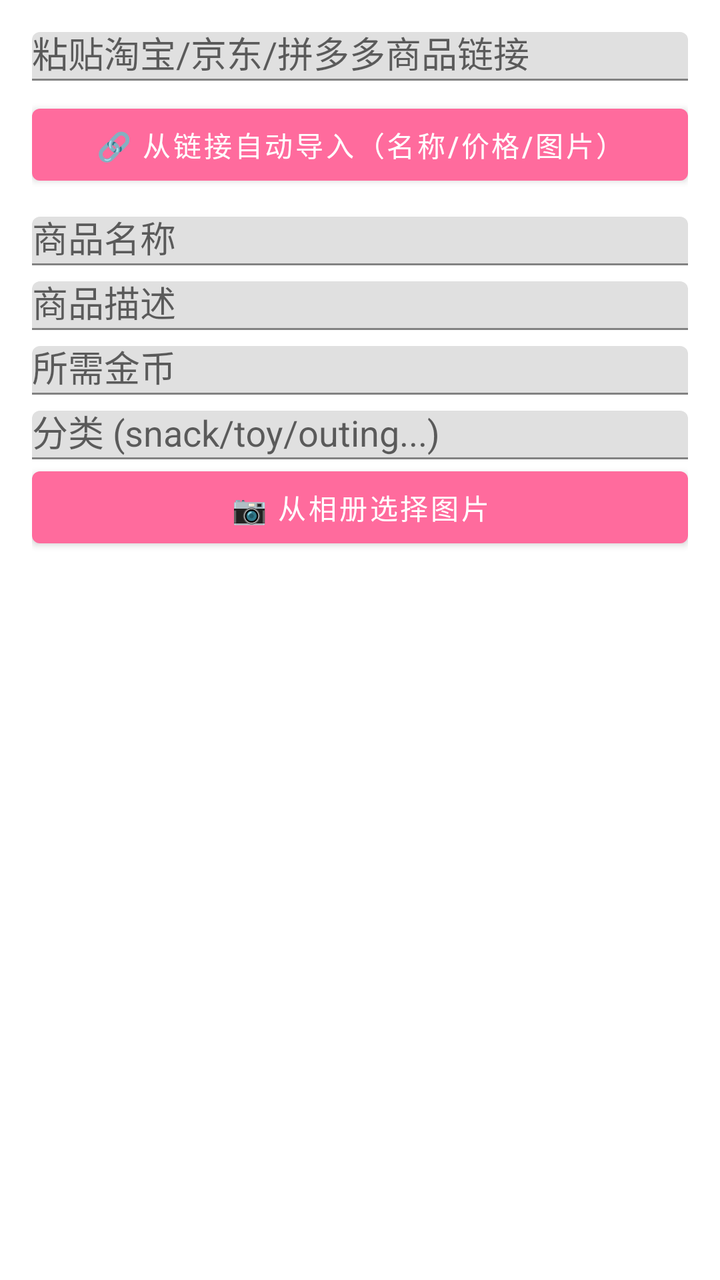
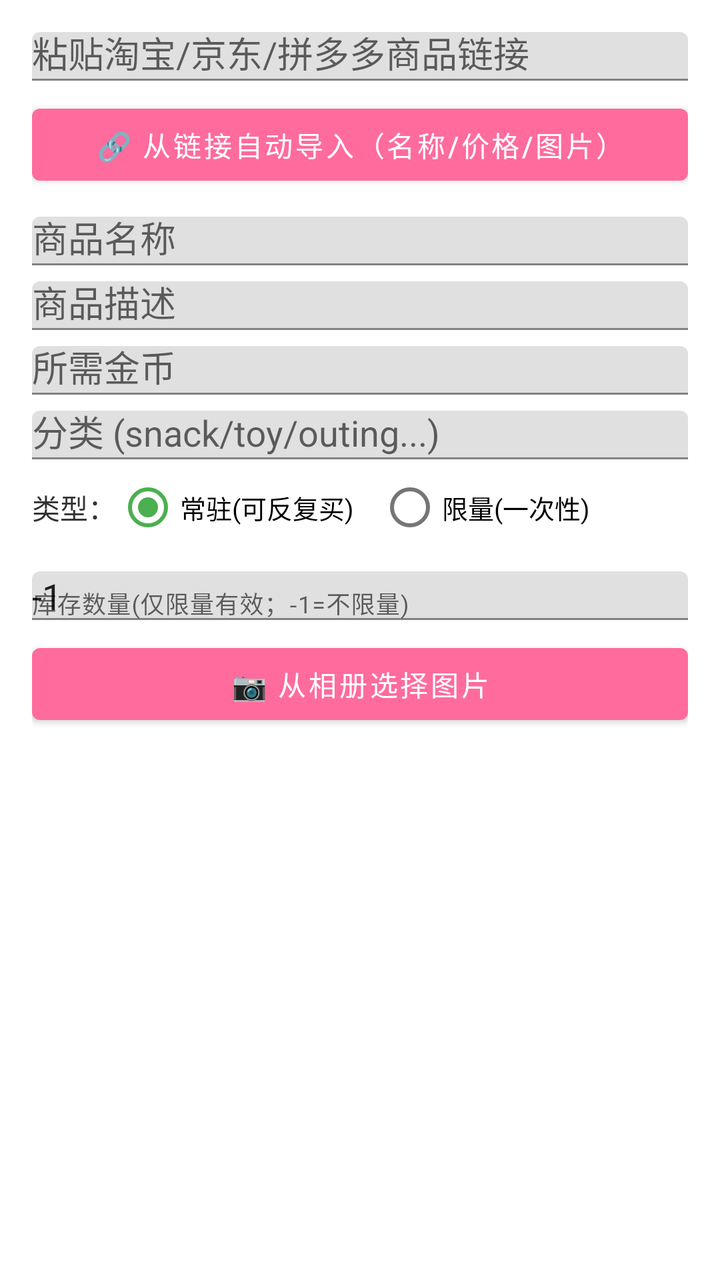

Before-and-after screenshots of an Android layout around one commit, followed by the original layout XML and the change that was made.
<!-- AndroidManifest.xml: application theme Theme.HabitTracker -->
<!-- res/layout/dialog_add_shop_item.xml -->
<?xml version="1.0" encoding="utf-8"?>
<LinearLayout xmlns:android="http://schemas.android.com/apk/res/android"
    xmlns:app="http://schemas.android.com/apk/res-auto"
    android:layout_width="match_parent"
    android:layout_height="wrap_content"
    android:orientation="vertical"
    android:padding="16dp">

    
    <com.google.android.material.textfield.TextInputLayout
        android:layout_width="match_parent"
        android:layout_height="wrap_content"
        android:hint="粘贴淘宝/京东/拼多多商品链接"
        android:layout_marginBottom="8dp">
        <android.widget.EditText
            android:id="@+id/et_item_link"
            android:layout_width="match_parent"
            android:layout_height="wrap_content"
            android:inputType="textUri" />
    </com.google.android.material.textfield.TextInputLayout>
    <Button
        android:id="@+id/btn_import_link"
        android:layout_width="match_parent"
        android:layout_height="48dp"
        android:text="🔗 从链接自动导入（名称/价格/图片）"
        android:layout_marginBottom="12dp"
        android:textAllCaps="false" />

    <com.google.android.material.textfield.TextInputLayout
        android:layout_width="match_parent"
        android:layout_height="wrap_content"
        android:hint="商品名称"
        android:layout_marginBottom="8dp">

        <android.widget.EditText
            android:id="@+id/et_item_name"
            android:layout_width="match_parent"
            android:layout_height="wrap_content" />

    </com.google.android.material.textfield.TextInputLayout>

    <com.google.android.material.textfield.TextInputLayout
        android:layout_width="match_parent"
        android:layout_height="wrap_content"
        android:hint="商品描述"
        android:layout_marginBottom="8dp">

        <android.widget.EditText
            android:id="@+id/et_item_desc"
            android:layout_width="match_parent"
            android:layout_height="wrap_content"
            android:inputType="textMultiLine" />

    </com.google.android.material.textfield.TextInputLayout>

    <com.google.android.material.textfield.TextInputLayout
        android:layout_width="match_parent"
        android:layout_height="wrap_content"
        android:hint="所需金币"
        android:layout_marginBottom="8dp">

        <android.widget.EditText
            android:id="@+id/et_item_price"
            android:layout_width="match_parent"
            android:layout_height="wrap_content"
            android:inputType="number" />

    </com.google.android.material.textfield.TextInputLayout>

    <com.google.android.material.textfield.TextInputLayout
        android:layout_width="match_parent"
        android:layout_height="wrap_content"
        android:hint="分类 (snack/toy/outing...)">

        <android.widget.EditText
            android:id="@+id/et_item_category"
            android:layout_width="match_parent"
            android:layout_height="wrap_content" />

    </com.google.android.material.textfield.TextInputLayout>

    
    <Button
        android:id="@+id/btn_pick_image"
        android:layout_width="match_parent"
        android:layout_height="48dp"
        android:text="📷 从相册选择图片"
        android:layout_marginBottom="8dp"
        android:textAllCaps="false" />

    <LinearLayout
        android:layout_width="match_parent"
        android:layout_height="wrap_content"
        android:orientation="horizontal"
        android:gravity="center_vertical"
        android:layout_marginBottom="8dp">

        <ImageView
            android:id="@+id/iv_image_preview"
            android:layout_width="64dp"
            android:layout_height="64dp"
            android:scaleType="centerCrop"
            android:visibility="gone"
            android:background="@drawable/ic_launcher" />

        <TextView
            android:id="@+id/tv_image_name"
            android:layout_width="0dp"
            android:layout_height="wrap_content"
            android:layout_weight="1"
            android:layout_marginStart="8dp"
            android:visibility="gone"
            android:textSize="13sp"
            android:textColor="#666666" />

    </LinearLayout>

</LinearLayout>
<!-- resources referenced by this layout -->
<resources>
  <!-- drawable ic_launcher (drawable) -->
  <?xml version="1.0" encoding="utf-8"?>
  <vector xmlns:android="http://schemas.android.com/apk/res/android"
      android:width="108dp"
      android:height="108dp"
      android:viewportWidth="108"
      android:viewportHeight="108">
      
      <path
          android:fillColor="#FF6B9D"
          android:pathData="M54,54m-40,0a40,40 0,1 1,80 0a40,40 0,1 1,-80 0" />
      
      <path
          android:fillColor="#FFFFFF"
          android:pathData="M54,30l5.5,16.9h17.8l-14.4,10.5l5.5,16.9l-14.4,-10.5l-14.4,10.5l5.5,-16.9l-14.4,-10.5h17.8z" />
  </vector>
  <style name="Theme.HabitTracker" parent="Theme.MaterialComponents.Light.NoActionBar">
          <item name="colorPrimary">@color/child_pink</item>
          <item name="colorPrimaryVariant">@color/child_pink_light</item>
          <item name="colorOnPrimary">@color/white</item>
          <item name="colorSecondary">@color/child_green</item>
          <item name="android:statusBarColor">@color/child_pink_light</item>
      </style>
  <color name="child_pink">#FF6B9D</color>
  <color name="child_pink_light">#FFF0F5</color>
  <color name="white">#FFFFFF</color>
  <color name="child_green">#4CAF50</color>
</resources>

<!-- the commit's change to res/layout/dialog_add_shop_item.xml (unified diff, before → after) -->
@@ -80,6 +80,52 @@
     </com.google.android.material.textfield.TextInputLayout>
 
     
+    <LinearLayout
+        android:layout_width="match_parent"
+        android:layout_height="wrap_content"
+        android:orientation="horizontal"
+        android:gravity="center_vertical"
+        android:layout_marginBottom="8dp">
+        <TextView
+            android:layout_width="wrap_content"
+            android:layout_height="wrap_content"
+            android:text="类型："
+            android:textSize="14sp"
+            android:textColor="@color/text_primary" />
+        <RadioGroup
+            android:id="@+id/rg_item_type"
+            android:layout_width="wrap_content"
+            android:layout_height="wrap_content"
+            android:orientation="horizontal">
+            <RadioButton
+                android:id="@+id/rb_normal"
+                android:layout_width="wrap_content"
+                android:layout_height="wrap_content"
+                android:text="常驻(可反复买)"
+                android:textSize="13sp"
+                android:checked="true" />
+            <RadioButton
+                android:id="@+id/rb_limited"
+                android:layout_width="wrap_content"
+                android:layout_height="wrap_content"
+                android:layout_marginStart="12dp"
+                android:text="限量(一次性)"
+                android:textSize="13sp" />
+        </RadioGroup>
+    </LinearLayout>
+    <com.google.android.material.textfield.TextInputLayout
+        android:layout_width="match_parent"
+        android:layout_height="wrap_content"
+        android:hint="库存数量(仅限量有效；-1=不限量)"
+        android:layout_marginBottom="8dp">
+        <android.widget.EditText
+            android:id="@+id/et_item_stock"
+            android:layout_width="match_parent"
+            android:layout_height="wrap_content"
+            android:inputType="number"
+            android:text="-1" />
+    </com.google.android.material.textfield.TextInputLayout>
+    
     <Button
         android:id="@+id/btn_pick_image"
         android:layout_width="match_parent"
<!-- resource entries referenced after the edit -->
@@ -1,5 +1,6 @@
 <!-- resources referenced by this layout -->
 <resources>
+  <color name="text_primary">#333333</color>
   <!-- drawable ic_launcher (drawable) -->
   <?xml version="1.0" encoding="utf-8"?>
   <vector xmlns:android="http://schemas.android.com/apk/res/android"
